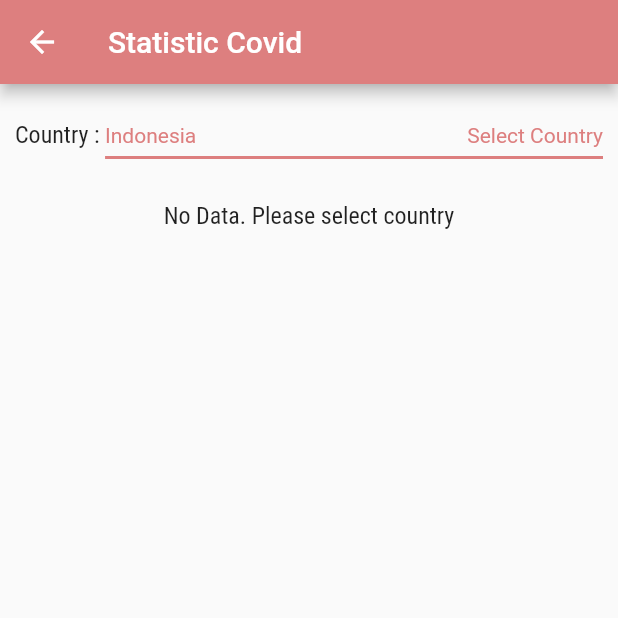
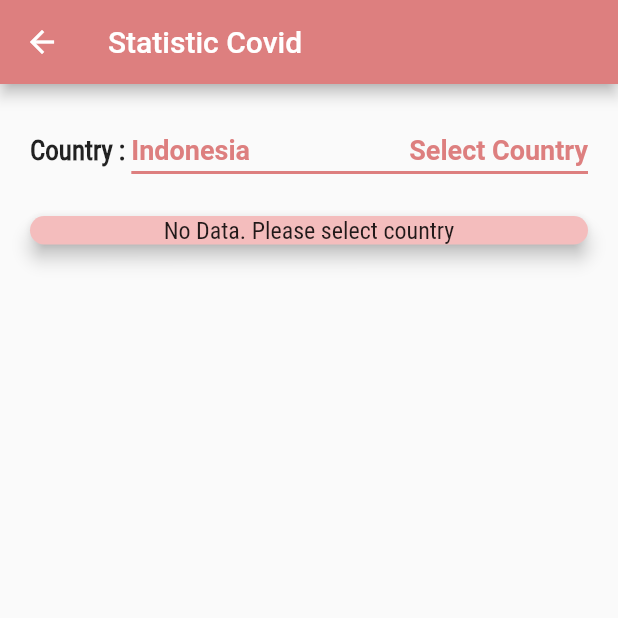
Before and after one commit to PhilipPurwoko/info-covid-mobile, a Flutter app: the screen it shows after launch, after a tap on "Statistik", on a phone screen of 412 x 824 dp, the top half of it. Run offline on Flutter 3.47's test engine with Material 2 defaults, Android fonts, the phone set to English and light mode, and no system bars; network calls fail.

Commit message:
:sparkles: Finishing application with styling and layouting

```diff
--- a/lib/routes.dart
+++ b/lib/routes.dart
@@ -3,9 +3,11 @@ import 'package:flutter/cupertino.dart';
 import './widgets/menu/menu_screen.dart';
 import './widgets/statistic/statistic_screen.dart';
 import './widgets/info/info_screen.dart';
+import './widgets/cegah/cegah_screen.dart';
 
 final Map<String, WidgetBuilder> routes = <String, WidgetBuilder>{
   MenuScreen.routeName: (BuildContext ctx) => MenuScreen(),
   StatisticScreen.routeName: (BuildContext ctx) => StatisticScreen(),
   InfoScreen.routeName: (BuildContext ctx) => InfoScreen(),
+  CegahScreen.routeName: (BuildContext ctx) => CegahScreen(),
 };
--- a/lib/widgets/cegah/cegah.dart
+++ /dev/null
@@ -1,50 +0,0 @@
-import 'package:flutter/material.dart';
-import './cegah_card.dart';
-
-class Cegah extends StatelessWidget {
-  @override
-  Widget build(BuildContext context) {
-    return Container(
-      color: Colors.white,
-      child: Column(
-        children: [
-          Padding(
-            padding: const EdgeInsets.only(bottom: 8.0),
-            child: Text(
-              'Mencegah Penularan',
-              style: Theme.of(context).textTheme.headline5,
-            ),
-          ),
-          Container(
-            height: 330,
-            child: ListView(
-              physics: ClampingScrollPhysics(),
-              shrinkWrap: true,
-              scrollDirection: Axis.horizontal,
-              children: [
-                CegahCard(
-                  title: 'Memakai Masker',
-                  imageUrl: 'https://source.unsplash.com/VGYcVZguFzs/800x600',
-                  paragraph:
-                      'Pakailah masker dengan rapat untuk menutupi hidung dan mulut. Kenakan masker berbahan kain tiga lapis atau kain medis.',
-                ),
-                CegahCard(
-                  title: 'Cuci Tangan',
-                  imageUrl: 'https://source.unsplash.com/dr4qDxT-m20/800x600',
-                  paragraph:
-                      'Cuci tangan dengan sabun setiap setelah keluar dari rumah. Pastikan menggosok semua permukaan tangan selama minimal 40 detik kemudian bilas dengan air.',
-                ),
-                CegahCard(
-                  title: 'Jaga Jarak',
-                  imageUrl: 'https://source.unsplash.com/1BS9SmgovrY/800x600',
-                  paragraph:
-                      'Jaga jarak minimal 1 meter dengan orang lain dan menghindari kerumunan. Dengan menjaga jarak dapat menurunkan kemungkinan tertular Covid-19',
-                ),
-              ],
-            ),
-          ),
-        ],
-      ),
-    );
-  }
-}
--- a/lib/widgets/cegah/cegah_card.dart
+++ b/lib/widgets/cegah/cegah_card.dart
@@ -15,21 +15,22 @@ class CegahCard extends StatelessWidget {
   Widget build(BuildContext context) {
     return Card(
       shape: RoundedRectangleBorder(borderRadius: BorderRadius.circular(10)),
-      margin: EdgeInsets.only(left: 10, right: 10),
+      margin: EdgeInsets.all(10),
       color: Theme.of(context).accentColor,
-      elevation: 10,
+      elevation: 5,
       child: Container(
-        width: 200,
+        width: 180,
         padding: EdgeInsets.all(15),
         child: Column(
           crossAxisAlignment: CrossAxisAlignment.center,
           children: <Widget>[
-            Image.network(
-              imageUrl,
-              fit: BoxFit.contain,
+            FadeInImage.assetNetwork(
+              placeholder: 'assets/images/loading.gif',
+              image: imageUrl,
             ),
             Text(
               title,
+              textAlign: TextAlign.center,
               style: Theme.of(context).textTheme.headline6,
             ),
             Text(
--- a/lib/widgets/menu/menu_card.dart
+++ b/lib/widgets/menu/menu_card.dart
@@ -10,8 +10,20 @@ class MenuCard extends StatelessWidget {
     Navigator.pushNamed(ctx, route);
   }
 
+  double cardWidth(double width) {
+    double desiredWidth = 150;
+    if (width > 768) {
+      desiredWidth = 300;
+    } else if (width < 375) {
+      desiredWidth = 120;
+    }
+    return desiredWidth;
+  }
+
   @override
   Widget build(BuildContext context) {
+    final Size screenSize = MediaQuery.of(context).size;
+
     return Material(
       shape: RoundedRectangleBorder(
         borderRadius: BorderRadius.circular(20),
@@ -25,7 +37,7 @@ class MenuCard extends StatelessWidget {
         splashColor: Theme.of(context).primaryColor,
         borderRadius: BorderRadius.circular(20),
         child: Container(
-          width: 130,
+          width: cardWidth(screenSize.width),
           height: 100,
           child: Center(
             child: Text(
--- a/lib/widgets/menu/menu_grid.dart
+++ b/lib/widgets/menu/menu_grid.dart
@@ -2,19 +2,31 @@ import 'package:flutter/material.dart';
 import './menu_card.dart';
 import '../statistic/statistic_screen.dart';
 import '../info/info_screen.dart';
+import '../cegah/cegah_screen.dart';
 
 class MenuGrid extends StatelessWidget {
   @override
   Widget build(BuildContext context) {
+    final Orientation orientation = MediaQuery.of(context).orientation;
+
     return Container(
-      color: Colors.white,
-      height: 150,
       padding: EdgeInsets.all(20),
       child: Row(
-        mainAxisAlignment: MainAxisAlignment.spaceEvenly,
+        // gridDelegate: SliverGridDelegateWithMaxCrossAxisExtent(
+        //   maxCrossAxisExtent: 200,
+        //   childAspectRatio: 3/2,
+        //   crossAxisSpacing: 20,
+        //   mainAxisSpacing: 20,
+        // ),
+        crossAxisAlignment: CrossAxisAlignment.start,
+        mainAxisAlignment: orientation == Orientation.landscape
+            ? MainAxisAlignment.spaceEvenly
+            : MainAxisAlignment.spaceBetween,
         children: <MenuCard>[
           MenuCard('Statistik', StatisticScreen.routeName),
           MenuCard('Informasi', InfoScreen.routeName),
+          if (orientation == Orientation.landscape)
+            MenuCard('Pencegahan', CegahScreen.routeName),
         ],
       ),
     );
--- a/lib/widgets/menu/menu_screen.dart
+++ b/lib/widgets/menu/menu_screen.dart
@@ -1,20 +1,29 @@
 import 'package:flutter/material.dart';
+import '../cegah/cegah_screen.dart';
+import './menu_card.dart';
 import './menu_grid.dart';
-import '../cegah/cegah.dart';
 
 class MenuScreen extends StatelessWidget {
   static String routeName = '/menu';
   @override
   Widget build(BuildContext context) {
+    final Orientation orientation = MediaQuery.of(context).orientation;
     return Scaffold(
       appBar: AppBar(
         title: Text('Info Covid'),
       ),
       body: SafeArea(
-        child: ListView(children: <Widget>[
-          MenuGrid(),
-          Cegah(),
-        ]),
+        child: Column(
+          children: [
+            MenuGrid(),
+            if (orientation == Orientation.portrait)
+              Container(
+                padding: EdgeInsets.only(left: 20, right: 20),
+                width: double.infinity,
+                child: MenuCard('Pencegahan', CegahScreen.routeName),
+              ),
+          ],
+        ),
       ),
     );
   }
--- a/lib/widgets/statistic/country_selector.dart
+++ b/lib/widgets/statistic/country_selector.dart
@@ -1,20 +1,27 @@
 import 'package:flutter/material.dart';
 import '../../models/country.dart';
 
-Container countrySelector(BuildContext context, String country,
+Container countrySelector(BuildContext context, TextStyle customStyle, String country,
     List<Country> countries, Function onChanged) {
+
   return Container(
     child: Row(
       mainAxisAlignment: MainAxisAlignment.start,
       children: [
         Container(
-          child: Text('Country : '),
+          child: Text(
+            'Country : ',
+            style: customStyle,
+          ),
         ),
         Expanded(
           child: DropdownButton<String>(
             isExpanded: true,
             value: country,
-            icon: Text('Select Country'),
+            icon: Text(
+              'Select Country',
+              style: customStyle,
+            ),
             iconSize: 24,
             elevation: 16,
             style: TextStyle(color: Theme.of(context).primaryColor),
@@ -27,13 +34,19 @@ Container countrySelector(BuildContext context, String country,
                 ? countries.map((Country country) {
                     return DropdownMenuItem<String>(
                       value: country.name,
-                      child: Text(country.name),
+                      child: Text(
+                        country.name,
+                        style: customStyle,
+                      ),
                     );
                   }).toList()
                 : [
                     DropdownMenuItem<String>(
                       value: 'Indonesia',
-                      child: Text('Indonesia'),
+                      child: Text(
+                        'Indonesia',
+                        style: customStyle,
+                      ),
                     )
                   ],
           ),
--- a/lib/widgets/statistic/statistic_data.dart
+++ b/lib/widgets/statistic/statistic_data.dart
@@ -3,26 +3,38 @@ import '../../models/statistic.dart';
 
 class StatisticData extends StatelessWidget {
   final Statistic statistic;
+  final TextStyle customStyle;
 
-  StatisticData(this.statistic);
+  StatisticData(this.statistic, this.customStyle);
 
   @override
   Widget build(BuildContext context) {
     return Container(
       margin: EdgeInsets.only(top: 20),
+      width: 400,
+      child: Material(
+        shape: RoundedRectangleBorder(
+          borderRadius: BorderRadius.circular(20),
+        ),
+        elevation: 5,
+        color: Theme.of(context).accentColor,
         child: statistic != null
-          ? Column(
+            ? Container(
+                padding: EdgeInsets.all(20),
+                child: Column(
                   children: <Row>[
                     Row(
                       mainAxisAlignment: MainAxisAlignment.spaceBetween,
                       children: <Text>[
                         Text(
                           'Confirmed',
-                      style: TextStyle(color: Colors.yellow[700]),
+                          style:
+                              customStyle.copyWith(color: Colors.yellow[100]),
                         ),
                         Text(
                           statistic.confirmed.toString(),
-                      style: TextStyle(color: Colors.yellow[700]),
+                          style:
+                              customStyle.copyWith(color: Colors.yellow[100]),
                         ),
                       ],
                     ),
@@ -31,11 +43,11 @@ class StatisticData extends StatelessWidget {
                       children: <Text>[
                         Text(
                           'Deaths',
-                      style: const TextStyle(color: Colors.red),
+                          style: customStyle.copyWith(color: Colors.red),
                         ),
                         Text(
                           statistic.deaths.toString(),
-                      style: const TextStyle(color: Colors.red),
+                          style: customStyle.copyWith(color: Colors.red),
                         ),
                       ],
                     ),
@@ -44,26 +56,28 @@ class StatisticData extends StatelessWidget {
                       children: <Text>[
                         Text(
                           'Recovered',
-                      style: const TextStyle(color: Colors.green),
+                          style: customStyle.copyWith(color: Colors.green),
                         ),
                         Text(
                           statistic.recovered.toString(),
-                      style: const TextStyle(color: Colors.green),
+                          style: customStyle.copyWith(color: Colors.green),
                         ),
                       ],
                     ),
                     Row(
                       mainAxisAlignment: MainAxisAlignment.spaceBetween,
                       children: <Text>[
-                    Text('Last Update'),
-                    Text(statistic.lastUpdate),
+                        Text('Last Update', style: customStyle),
+                        Text(statistic.lastUpdate, style: customStyle),
                       ],
                     ),
                   ],
+                ),
               )
             : Center(
                 child: Text('No Data. Please select country'),
               ),
+      ),
     );
   }
 }
--- a/lib/widgets/statistic/statistic_screen.dart
+++ b/lib/widgets/statistic/statistic_screen.dart
@@ -14,6 +14,10 @@ class _StatisticScreenState extends State<StatisticScreen> {
   String country = 'Indonesia';
   Statistic stat;
   List<Country> countries;
+  final TextStyle customStyle = TextStyle(
+    fontWeight: FontWeight.bold,
+    fontSize: 18,
+  );
 
   void changeCountry(String newCountry) {
     setState(() {
@@ -47,16 +51,17 @@ class _StatisticScreenState extends State<StatisticScreen> {
         title: Text('Statistic Covid'),
       ),
       body: Container(
-        padding: EdgeInsets.all(10),
+        padding: EdgeInsets.all(20),
         child: Column(
           children: <Widget>[
             countrySelector(
               context,
+              customStyle,
               country,
               countries,
               (String newCountry) => changeCountry(newCountry),
             ),
-            StatisticData(stat),
+            StatisticData(stat, customStyle),
           ],
         ),
       ),
--- a/pubspec.yaml
+++ b/pubspec.yaml
@@ -41,9 +41,8 @@ flutter:
   uses-material-design: true
 
   # To add assets to your application, add an assets section, like this:
-  # assets:
-  #   - images/a_dot_burr.jpeg
-  #   - images/a_dot_ham.jpeg
+  assets:
+    - assets/images/loading.gif
 
   # An image asset can refer to one or more resolution-specific "variants", see
   # https://flutter.dev/assets-and-images/#resolution-aware.
```
Also changed, not shown: lib/models/data/dummy_cegah_text.dart (added, +32 -0 lines), lib/widgets/cegah/cegah_carousel.dart (added, +38 -0 lines), lib/widgets/cegah/cegah_screen.dart (added, +24 -0 lines), lib/widgets/cegah/cegah_summary.dart (added, +14 -0 lines), assets/images/loading.gif (added). Lines whose indentation alone changed are shown as unchanged.
